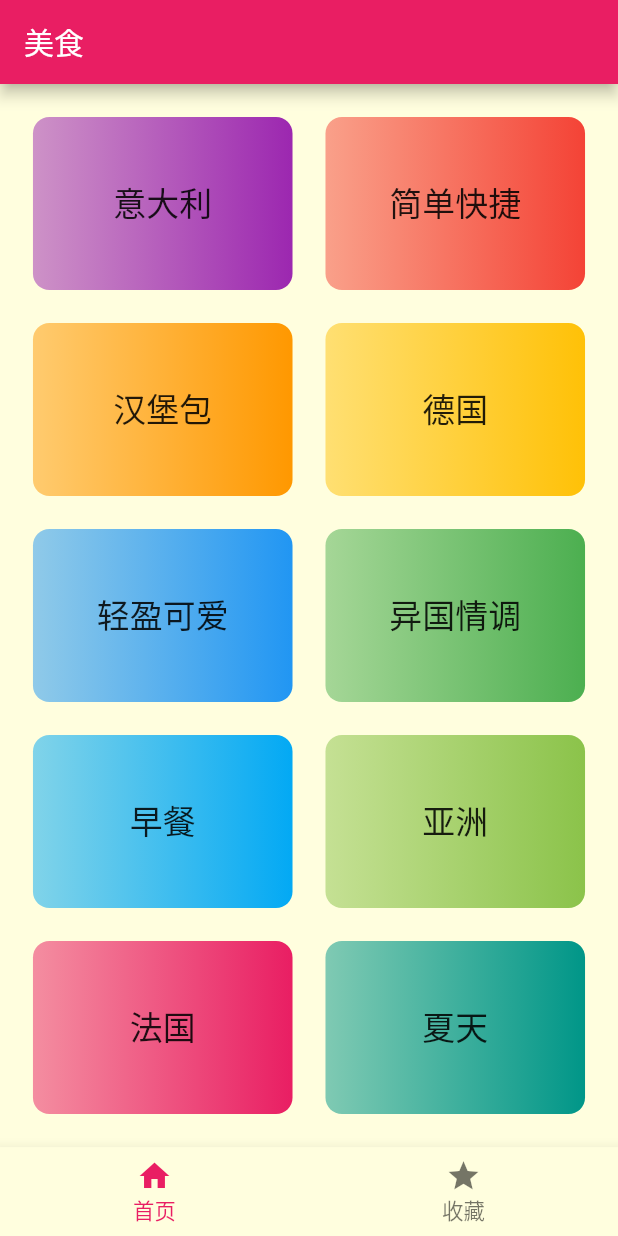
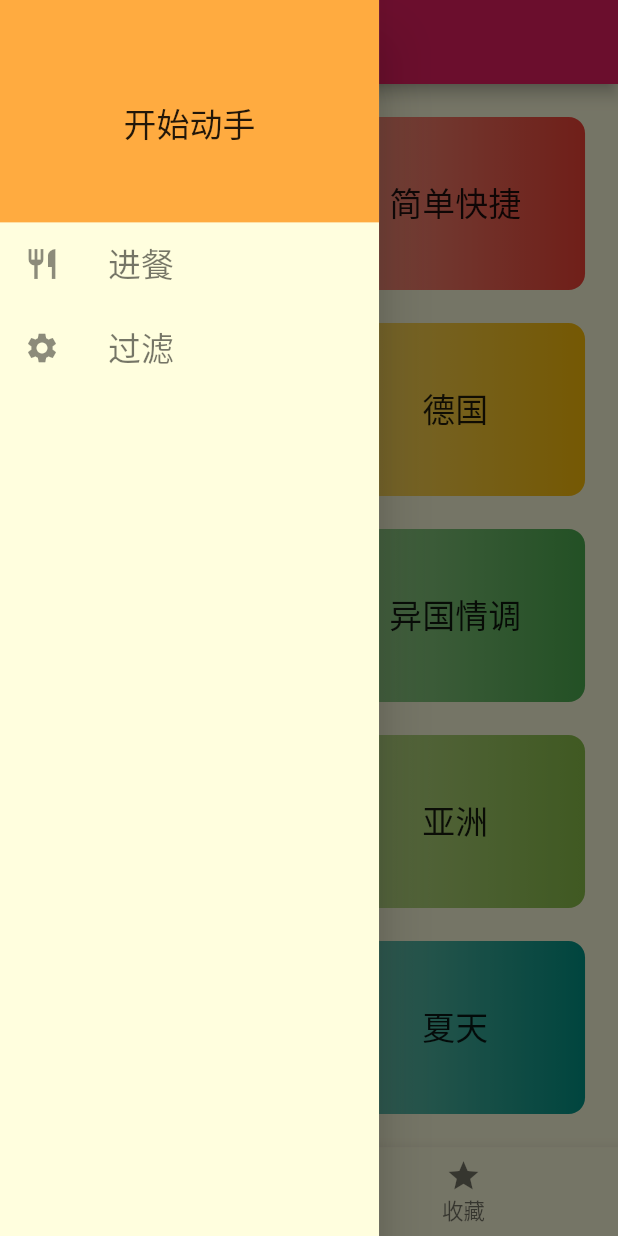
Before and after one commit to zombieSmile/favorcate, a Flutter app: the screen it shows after launch, with the side drawer open (before the commit the screen has no drawer), on a phone screen of 412 x 824 dp. Run offline on Flutter 3.47's test engine with Material 2 defaults, Android fonts, the phone set to English and light mode, and no system bars; our stand-ins replace dio, flutter_screenutil.

Commit message:
抽屉效果添加

```diff
--- a/lib/ui/detail/detail.dart
+++ b/lib/ui/detail/detail.dart
@@ -1,7 +1,7 @@
 import 'package:favorcate/model/meal.dart';
-import 'package:favorcate/ui/detail/detail_content.dart';
-import 'package:favorcate/ui/detail/detail_floating_button.dart';
 import 'package:flutter/material.dart';
+import 'detail_content.dart';
+import 'detail_floating_button.dart';
 
 class DetailPage extends StatelessWidget {
   static const String routeName = "/meal/detail";
--- a/lib/ui/favor/favor.dart
+++ b/lib/ui/favor/favor.dart
@@ -1,5 +1,5 @@
-import 'package:favorcate/ui/favor/favor_content.dart';
 import 'package:flutter/material.dart';
+import 'favor_content.dart';
 
 class FavorPage extends StatelessWidget {
   @override
--- a/lib/ui/home/home.dart
+++ b/lib/ui/home/home.dart
@@ -1,5 +1,5 @@
-import 'package:favorcate/ui/home/home_content.dart';
 import 'package:flutter/material.dart';
+import 'home_content.dart';
 
 class HomePage extends StatelessWidget {
   @override
@@ -7,6 +7,12 @@ class HomePage extends StatelessWidget {
     return Scaffold(
       appBar: AppBar(
         title: Text("美食"),
+        leading: IconButton(
+          icon: Icon(Icons.build),
+          onPressed: () {
+            Scaffold.of(context).openDrawer();
+          },
+        ),
       ),
       body: HomeContent(),
     );
--- /dev/null
+++ b/lib/ui/main/drawer.dart
@@ -0,0 +1,46 @@
+import 'package:flutter/material.dart';
+import 'package:flutter_screenutil/flutter_screenutil.dart';
+
+class MainDrawer extends StatelessWidget {
+  @override
+  Widget build(BuildContext context) {
+    return Container(
+      width: 230.w,
+      child: Drawer(
+        child: Column(
+          children: [
+            buildHeaderView(),
+            buildListTile(Icons.restaurant, '进餐', () {
+              Navigator.of(context).pop();
+            }),
+            buildListTile(Icons.settings, '过滤', () {}),
+          ],
+        ),
+      ),
+    );
+  }
+
+  Widget buildHeaderView() {
+    return Container(
+      width: double.infinity,
+      height: 120.h,
+      color: Colors.orangeAccent,
+      alignment: Alignment(0.0, 0.15),
+      child: Text(
+        '开始动手',
+        style: TextStyle(fontSize: 20.sp, color: Colors.black87),
+      ),
+    );
+  }
+
+  Widget buildListTile(IconData iconData, String title, Function onTap) {
+    return ListTile(
+      leading: Icon(iconData),
+      title: Text(
+        title,
+        style: TextStyle(fontSize: 20.sp, color: Colors.black54),
+      ),
+      onTap: onTap,
+    );
+  }
+}
--- a/lib/ui/main/main.dart
+++ b/lib/ui/main/main.dart
@@ -1,6 +1,7 @@
-import 'package:favorcate/ui/main/initialize_items.dart';
 import 'package:flutter/material.dart';
 import 'package:flutter_screenutil/flutter_screenutil.dart';
+import 'initialize_items.dart';
+import 'drawer.dart';
 
 class MainPage extends StatefulWidget {
   static const String routeName = "/";
@@ -30,6 +31,7 @@ class _MainPageState extends State<MainPage> {
           });
         },
       ),
+      drawer: MainDrawer(),
     );
   }
 }
--- a/lib/ui/meal/meal.dart
+++ b/lib/ui/meal/meal.dart
@@ -1,6 +1,6 @@
 import 'package:favorcate/model/category.dart';
-import 'package:favorcate/ui/meal/meal_content.dart';
 import 'package:flutter/material.dart';
+import 'meal_content.dart';
 
 class MealPage extends StatelessWidget {
   static const String routeName = '/meal';
--- a/lib/ui/meal/meal_content.dart
+++ b/lib/ui/meal/meal_content.dart
@@ -1,10 +1,10 @@
 import 'package:favorcate/model/category.dart';
 import 'package:favorcate/model/meal.dart';
-import 'package:favorcate/ui/meal/meal_item.dart';
 import 'package:favorcate/viewmodel/meal_view_model.dart';
 import 'package:flutter/foundation.dart';
 import 'package:flutter/material.dart';
 import 'package:provider/provider.dart';
+import 'meal_item.dart';
 
 class MealContent extends StatelessWidget {
   @override
--- a/lib/ui/meal/meal_item.dart
+++ b/lib/ui/meal/meal_item.dart
@@ -1,10 +1,10 @@
 import 'package:favorcate/model/meal.dart';
 import 'package:favorcate/ui/detail/detail.dart';
-import 'package:favorcate/ui/meal/operation_item.dart';
 import 'package:favorcate/viewmodel/favor_view_model.dart';
 import 'package:flutter/material.dart';
 import 'package:flutter_screenutil/flutter_screenutil.dart';
 import 'package:provider/provider.dart';
+import 'operation_item.dart';
 
 final cardRadius = 12.w;
 
```
